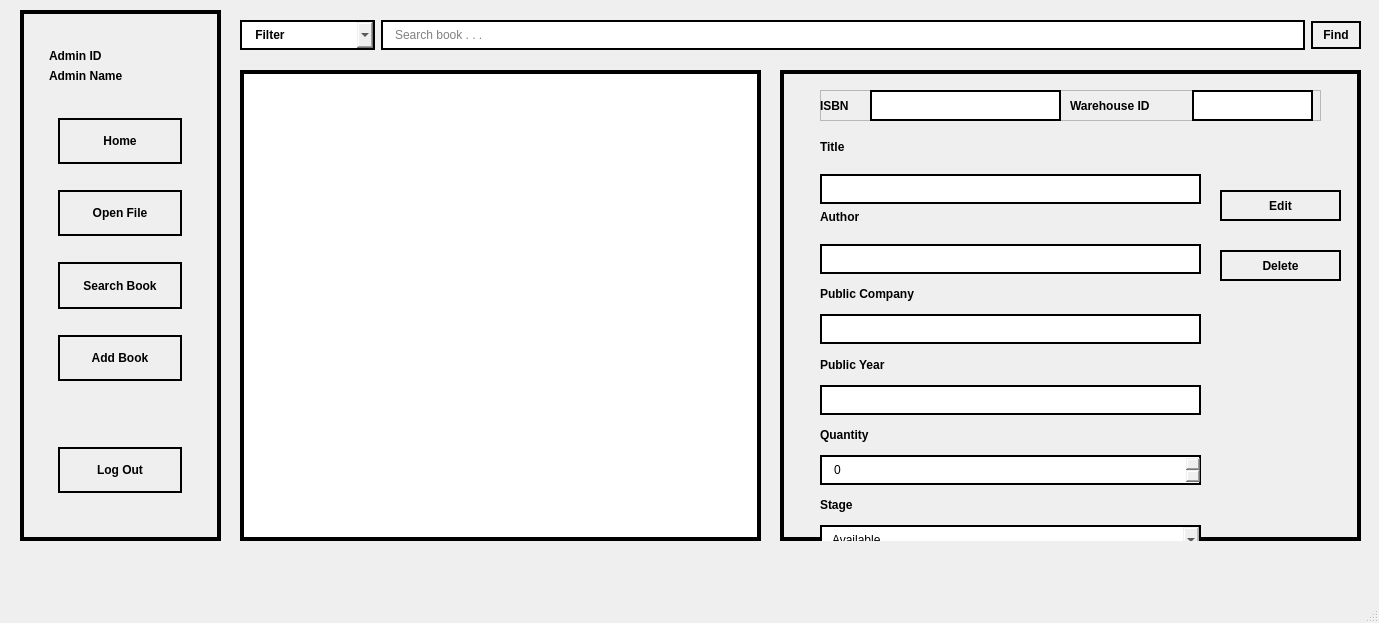
Qt form ui/designer-files/mainwindow.ui (viciousircle/FINAL-huhuh) before a commit.
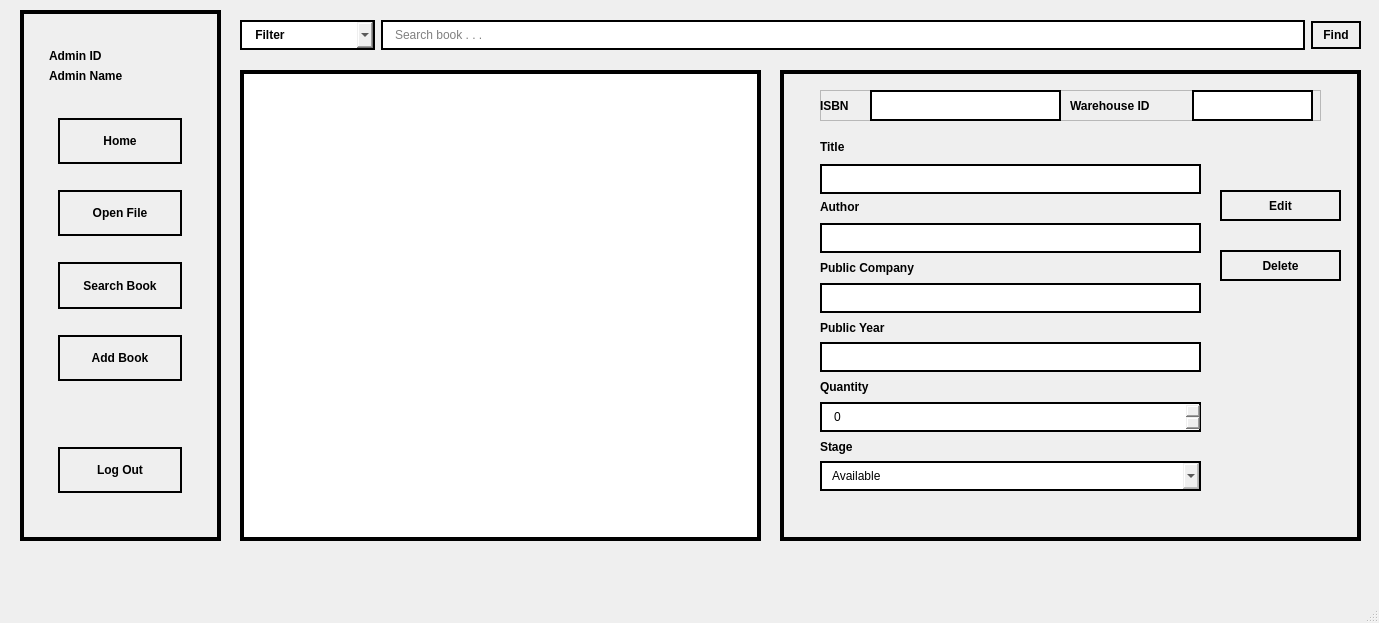
The same form after that commit. The open tabs and pages were chosen to show the change.

The edit to the form file:
```diff
--- a/ui/designer-files/mainwindow.ui
+++ b/ui/designer-files/mainwindow.ui
@@ -884,7 +884,7 @@
          <x>40</x>
          <y>70</y>
          <width>381</width>
-         <height>415</height>
+         <height>351</height>
         </rect>
        </property>
        <layout class="QVBoxLayout" name="verticalLayout_9">
```
Left out of the diff: 2 changed lines with no effect on the pictures.
